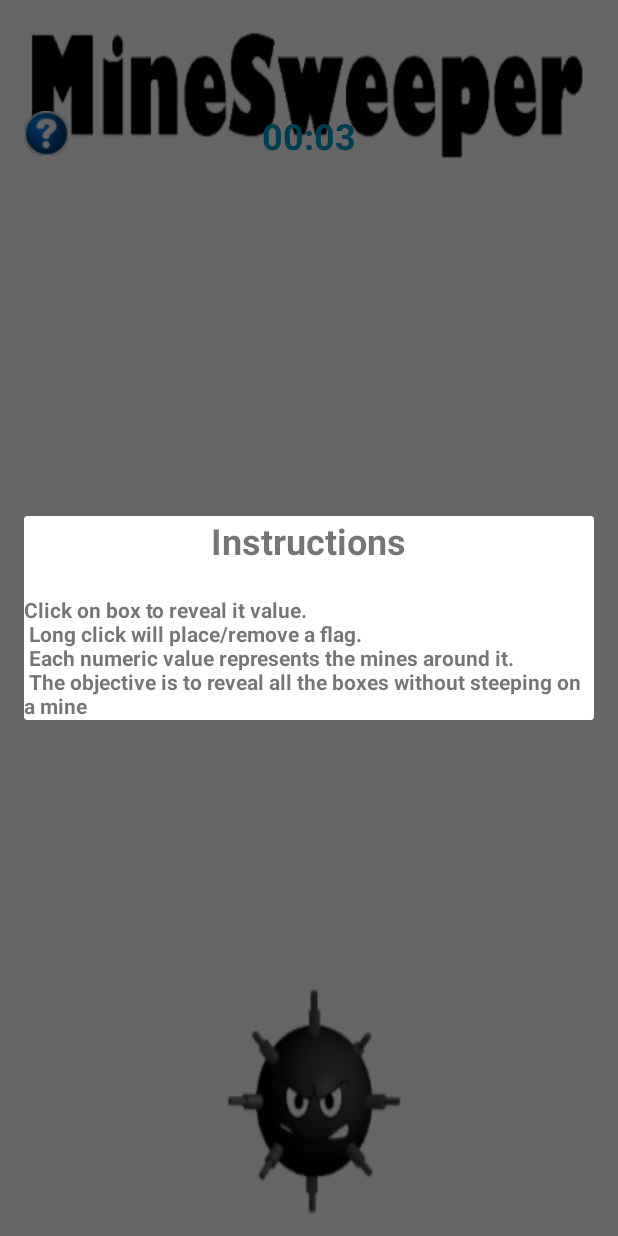
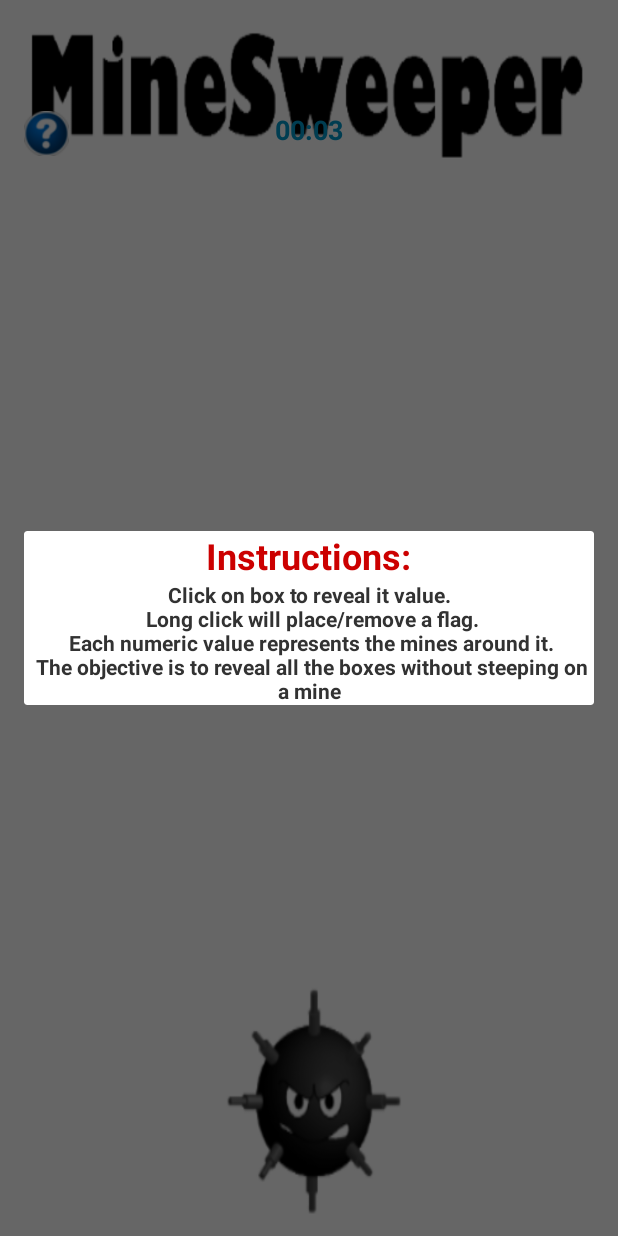
Before and after one commit to karin204/MineSweeper2, an Android app: the GameActivity screen opened directly, with no data from a screen before it, after a tap on an icon or button, on a phone screen of 412 x 824 dp. Run offline under Robolectric (Android 15) with nearby library versions, the phone set to English and light mode, and no system bars.

Commit message:
fixed help dialog

```diff
--- a/app/src/main/res/layout/activity_game.xml
+++ b/app/src/main/res/layout/activity_game.xml
@@ -31,7 +31,7 @@
         android:layout_alignParentTop="true"
         android:layout_centerHorizontal="true"
         android:textStyle="normal|bold"
-        android:textSize="24sp" />
+        android:textSize="18sp" />
 
     <Button
         android:layout_width="30dp"
--- a/app/src/main/res/layout/helpdialog.xml
+++ b/app/src/main/res/layout/helpdialog.xml
@@ -1,26 +1,28 @@
 <?xml version="1.0" encoding="utf-8"?>
 <RelativeLayout xmlns:android="http://schemas.android.com/apk/res/android"
     xmlns:tools="http://schemas.android.com/tools"
+    android:theme="@android:style/Theme.Holo.Light.NoActionBar"
     android:layout_width="match_parent" android:layout_height="match_parent">
 
     <TextView
-        android:text="Instructions"
+        android:text="Instructions:"
         android:layout_width="wrap_content"
         android:layout_height="wrap_content"
         android:id="@+id/textView"
         android:textStyle="normal|bold"
         android:textSize="24sp"
         android:layout_alignParentTop="true"
-        android:layout_centerHorizontal="true" />
+        android:layout_centerHorizontal="true"
+        android:textColor="@android:color/holo_red_dark" />
 
     <TextView
         android:text="@string/ins"
         android:layout_width="wrap_content"
         android:layout_height="wrap_content"
-        android:layout_marginTop="20dp"
         android:id="@+id/textView2"
+        android:textStyle="normal|bold"
+        android:gravity="center"
         android:textAlignment="center"
-        android:textStyle="normal|bold"
         android:layout_below="@+id/textView"
         android:layout_alignParentLeft="true"
         android:layout_alignParentStart="true" />
```
